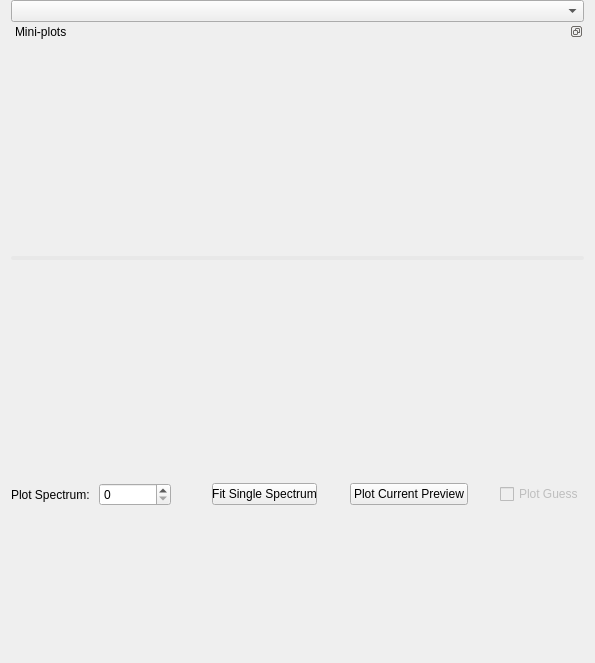
Old version of the form qt/scientific_interfaces/Indirect/IndirectFitPreviewPlot.ui in the repository mantidproject/mantid.
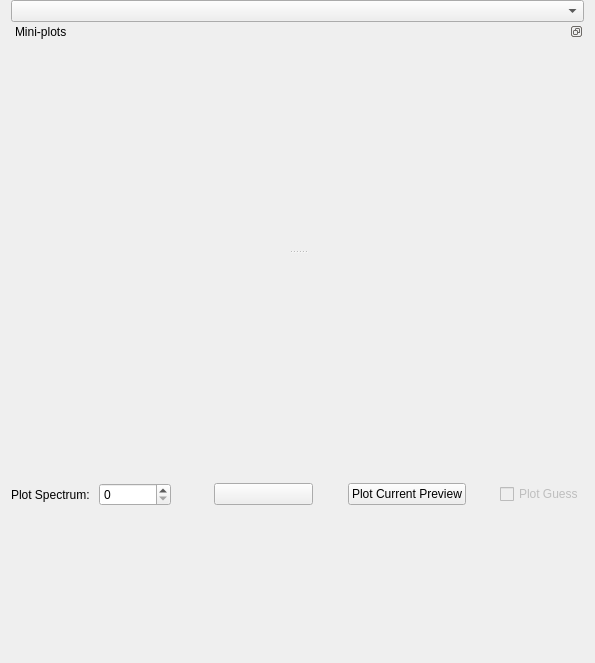
New version of the form. Custom widgets are drawn as their Qt base class.

```diff
--- a/qt/scientific_interfaces/Indirect/IndirectFitPreviewPlot.ui
+++ b/qt/scientific_interfaces/Indirect/IndirectFitPreviewPlot.ui
@@ -51,16 +51,14 @@
        <item row="0" column="0">
         <widget class="QSplitter" name="splitter">
          <property name="styleSheet">
-          <string notr="true">QSplitter::handle { 
-background-color: #e8e8e8;
-border-radius: 2px;
-}
-
-</string>
+          <string notr="true"/>
          </property>
          <property name="orientation">
           <enum>Qt::Vertical</enum>
          </property>
+         <property name="handleWidth">
+          <number>20</number>
+         </property>
          <widget class="MantidQt::MantidWidgets::PreviewPlot" name="ppPlotTop" native="true">
           <property name="sizePolicy">
            <sizepolicy hsizetype="Preferred" vsizetype="Expanding">
@@ -163,9 +161,6 @@
          <height>0</height>
         </size>
        </property>
-       <property name="text">
-        <string>Fit Single Spectrum</string>
-       </property>
       </widget>
      </item>
      <item>
```
